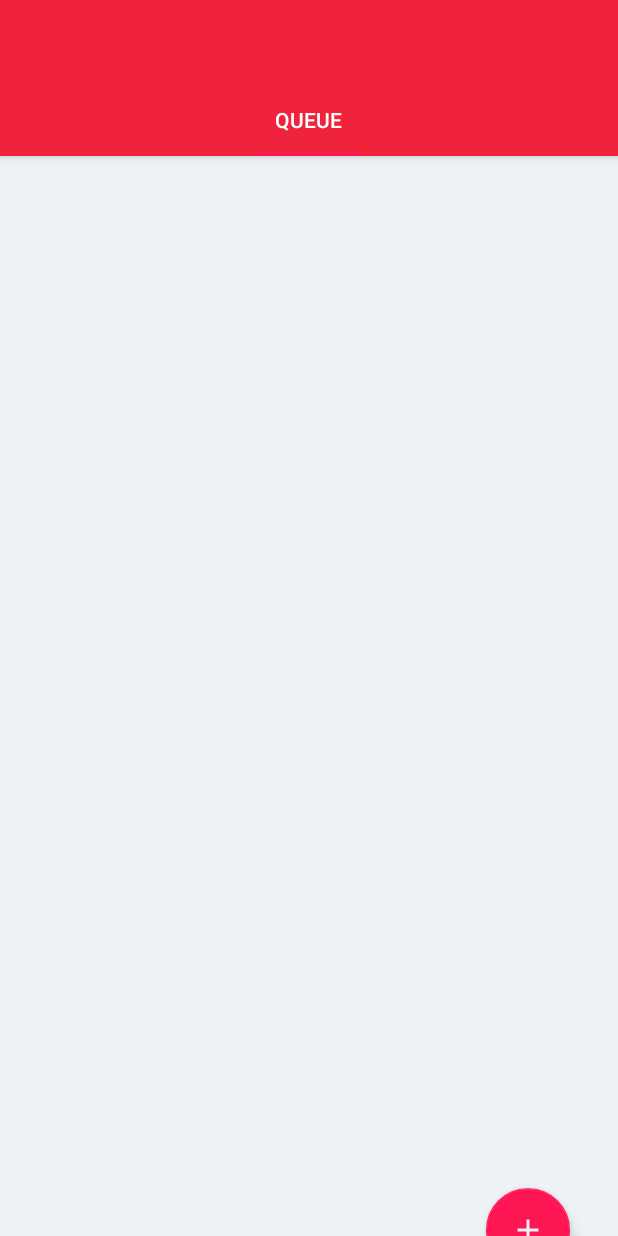
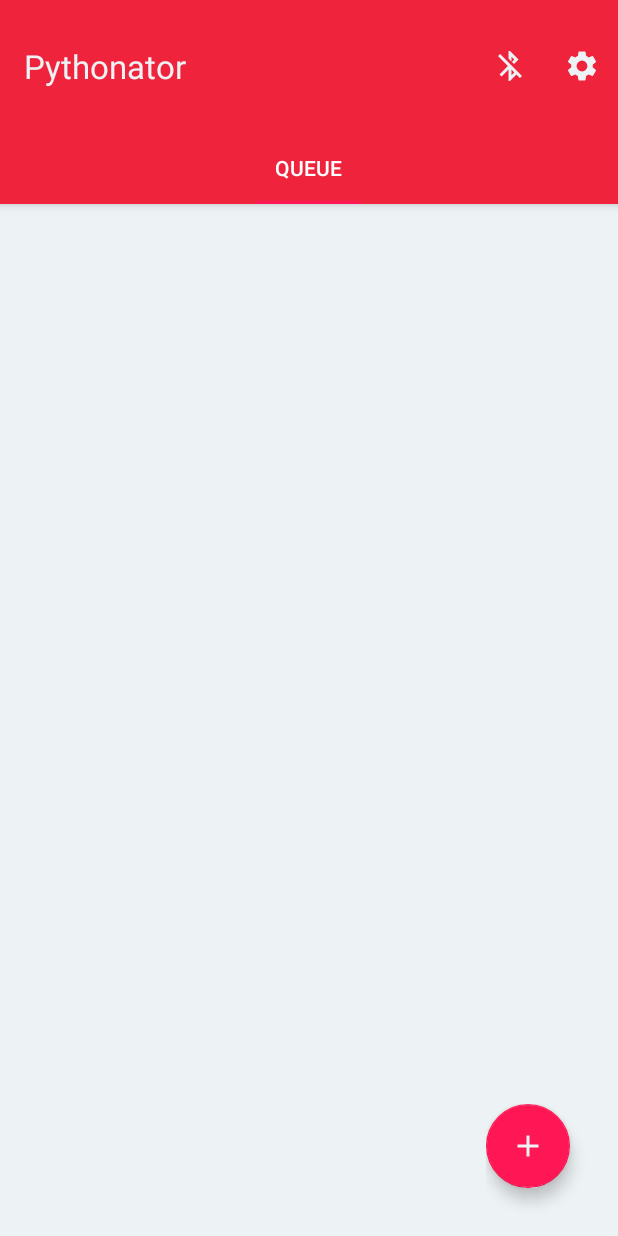
Before and after one commit to Sebastiaan-Alvarez-Rodriguez/Pythonator, an Android app: the screen it shows after launch (MainActivity), on a phone screen of 412 x 824 dp. Run offline under Robolectric (Android 15) with nearby library versions, the phone set to English and light mode, and no system bars.

Commit message:
Made theoretical implementation of bluetooth server, with UI feedback

```diff
--- a/app/app/src/main/AndroidManifest.xml
+++ b/app/app/src/main/AndroidManifest.xml
@@ -3,6 +3,7 @@
     xmlns:tools="http://schemas.android.com/tools"
     package="com.python.pythonator">
 
+    <uses-permission android:name="android.permission.BLUETOOTH_ADMIN" />
     <uses-permission android:name="android.permission.CAMERA" android:required="false"/>
     <uses-permission android:name="android.permission.BLUETOOTH" android:required="true"/>
     <uses-permission android:name="android.permission.READ_EXTERNAL_STORAGE"/>
--- a/app/app/src/main/java/com/python/pythonator/backend/bluetooth/connectListener.java
+++ b/app/app/src/main/java/com/python/pythonator/backend/bluetooth/connectListener.java
@@ -4,5 +4,5 @@ public interface connectListener {
     void noBluetooth();
     void isConnected();
     void isPending();
-    void notFound();
+    void notConnected();
 }
--- a/app/app/src/main/java/com/python/pythonator/ui/main/MainActivity.java
+++ b/app/app/src/main/java/com/python/pythonator/ui/main/MainActivity.java
@@ -2,10 +2,14 @@ package com.python.pythonator.ui.main;
 
 import android.content.Intent;
 import android.os.Bundle;
+import android.view.Menu;
+import android.view.MenuItem;
 import android.view.View;
 
 import androidx.annotation.Nullable;
+import androidx.appcompat.app.ActionBar;
 import androidx.appcompat.app.AppCompatActivity;
+import androidx.appcompat.widget.Toolbar;
 import androidx.viewpager.widget.ViewPager;
 
 import com.google.android.material.snackbar.Snackbar;
@@ -15,26 +19,63 @@ import com.python.pythonator.backend.bluetooth.BluetoothServer;
 import com.python.pythonator.backend.bluetooth.connectListener;
 import com.python.pythonator.ui.main.view.SectionsPagerAdapter;
 
-public class MainActivity extends AppCompatActivity implements connectListener {
+public class MainActivity extends AppCompatActivity implements TabLayout.OnTabSelectedListener, connectListener {
     private View view;
+    private ViewPager view_pager;
+    private TabLayout tab_layout;
+    private MenuItem bluetooth_search;
 
     @Override
     protected void onCreate(Bundle savedInstanceState) {
         super.onCreate(savedInstanceState);
         setContentView(R.layout.activity_main);
-        view = findViewById(R.id.main_layout);
-
-        prepareViewPager();
+        findGlobalViews();
+        setupActionBar();
+        setupViewPager();
 
         BluetoothServer.getServer().activate(this);
     }
 
-    private void prepareViewPager() {
+    private void findGlobalViews() {
+        view_pager = findViewById(R.id.view_pager);
+        view = findViewById(R.id.main_layout);
+        tab_layout = findViewById(R.id.tabs);
+    }
+
+    private void setupViewPager() {
         SectionsPagerAdapter sectionsPagerAdapter = new SectionsPagerAdapter(getSupportFragmentManager());
-        ViewPager viewPager = findViewById(R.id.view_pager);
-        viewPager.setAdapter(sectionsPagerAdapter);
-        TabLayout tabs = findViewById(R.id.tabs);
-        tabs.setupWithViewPager(viewPager);
+        view_pager.setAdapter(sectionsPagerAdapter);
+        tab_layout.setupWithViewPager(view_pager);
+        tab_layout.addOnTabSelectedListener(this);
+    }
+
+    private void setupActionBar() {
+        Toolbar myToolbar = findViewById(R.id.main_toolbar);
+        setSupportActionBar(myToolbar);
+
+        ActionBar actionbar = getSupportActionBar();
+        if (actionbar != null)
+            actionbar.setTitle("Pythonator");
+    }
+
+    @Override
+    public boolean onOptionsItemSelected(MenuItem item) {
+        switch (item.getItemId()) {
+            case R.id.main_menu_settings:
+//                intent = new Intent(this, SettingsActivity.class);
+//                startActivity(intent);
+                break;
+            case R.id.main_menu_bluetooth:
+                break;
+        }
+        return super.onOptionsItemSelected(item);
+    }
+
+    @Override
+    public boolean onCreateOptionsMenu(Menu menu) {
+        getMenuInflater().inflate(R.menu.main_menu, menu);
+        bluetooth_search = menu.findItem(R.id.main_menu_bluetooth);
+        return true;
     }
 
     @Override
@@ -53,21 +94,35 @@ public class MainActivity extends AppCompatActivity implements connectListener {
 
     @Override
     public void noBluetooth() {
+        runOnUiThread(() -> bluetooth_search.setIcon(R.drawable.ic_bluetooth_disabled));
+    }
+
+    @Override
+    public void isConnected() {
+        runOnUiThread(() -> bluetooth_search.setIcon(R.drawable.ic_bluetooth_connected));
+    }
+
+    @Override
+    public void isPending() {
+        runOnUiThread(() -> bluetooth_search.setIcon(R.drawable.ic_bluetooth_searching));
+    }
+
+    @Override
+    public void notConnected() {
+        runOnUiThread(() -> bluetooth_search.setIcon(R.drawable.ic_bluetooth_disabled));
+    }
+
+    @Override
+    public void onTabSelected(TabLayout.Tab tab) {
+    }
+
+    @Override
+    public void onTabUnselected(TabLayout.Tab tab) {
 
     }
 
     @Override
-    public void isConnected() {
-
-    }
-
-    @Override
-    public void isPending() {
-
-    }
-
-    @Override
-    public void notFound() {
+    public void onTabReselected(TabLayout.Tab tab) {
 
     }
 }
--- a/app/app/src/main/java/com/python/pythonator/ui/queue/QueueFragment.java
+++ b/app/app/src/main/java/com/python/pythonator/ui/queue/QueueFragment.java
@@ -64,9 +64,9 @@ public class QueueFragment extends Fragment implements ActionListener {
 
     private void findGlobalViews(View view) {
         queue_list = view.findViewById(R.id.fragment_queue_list);
-        queue_add = view.findViewById(R.id.fragment_queue_add);
-        queue_camera = view.findViewById(R.id.fragment_queue_camera);
-        queue_gallery = view.findViewById(R.id.fragment_queue_gallery);
+        queue_add = getActivity().findViewById(R.id.main_fab_add);
+        queue_camera = getActivity().findViewById(R.id.main_fab_camera);
+        queue_gallery = getActivity().findViewById(R.id.main_fab_gallery);
     }
 
     private void setupButtons() {
--- /dev/null
+++ b/app/app/src/main/res/drawable/ic_bluetooth_connected.xml
@@ -0,0 +1,10 @@
+<vector xmlns:android="http://schemas.android.com/apk/res/android"
+    android:width="24dp"
+    android:height="24dp"
+    android:viewportWidth="24.0"
+    android:viewportHeight="24.0"
+    android:tint="@color/colorWindowBackground">
+    <path
+        android:fillColor="#FF000000"
+        android:pathData="M7,12l-2,-2 -2,2 2,2 2,-2zM17.71,7.71L12,2h-1v7.59L6.41,5 5,6.41 10.59,12 5,17.59 6.41,19 11,14.41L11,22h1l5.71,-5.71 -4.3,-4.29 4.3,-4.29zM13,5.83l1.88,1.88L13,9.59L13,5.83zM14.88,16.29L13,18.17v-3.76l1.88,1.88zM19,10l-2,2 2,2 2,-2 -2,-2z"/>
+</vector>
--- /dev/null
+++ b/app/app/src/main/res/drawable/ic_bluetooth_disabled.xml
@@ -0,0 +1,10 @@
+<vector xmlns:android="http://schemas.android.com/apk/res/android"
+    android:width="24dp"
+    android:height="24dp"
+    android:viewportWidth="24.0"
+    android:viewportHeight="24.0"
+    android:tint="@color/colorWindowBackground">
+    <path
+        android:fillColor="#FF000000"
+        android:pathData="M13,5.83l1.88,1.88 -1.6,1.6 1.41,1.41 3.02,-3.02L12,2h-1v5.03l2,2v-3.2zM5.41,4L4,5.41 10.59,12 5,17.59 6.41,19 11,14.41V22h1l4.29,-4.29 2.3,2.29L20,18.59 5.41,4zM13,18.17v-3.76l1.88,1.88L13,18.17z"/>
+</vector>
--- /dev/null
+++ b/app/app/src/main/res/drawable/ic_bluetooth_searching.xml
@@ -0,0 +1,10 @@
+<vector xmlns:android="http://schemas.android.com/apk/res/android"
+    android:width="24dp"
+    android:height="24dp"
+    android:viewportWidth="24.0"
+    android:viewportHeight="24.0"
+    android:tint="@color/colorWindowBackground">
+    <path
+        android:fillColor="#FF000000"
+        android:pathData="M14.24,12.01l2.32,2.32c0.28,-0.72 0.44,-1.51 0.44,-2.33 0,-0.82 -0.16,-1.59 -0.43,-2.31l-2.33,2.32zM19.53,6.71l-1.26,1.26c0.63,1.21 0.98,2.57 0.98,4.02s-0.36,2.82 -0.98,4.02l1.2,1.2c0.97,-1.54 1.54,-3.36 1.54,-5.31 -0.01,-1.89 -0.55,-3.67 -1.48,-5.19zM15.71,7.71L10,2L9,2v7.59L4.41,5 3,6.41 8.59,12 3,17.59 4.41,19 9,14.41L9,22h1l5.71,-5.71 -4.3,-4.29 4.3,-4.29zM11,5.83l1.88,1.88L11,9.59L11,5.83zM12.88,16.29L11,18.17v-3.76l1.88,1.88z"/>
+</vector>
--- /dev/null
+++ b/app/app/src/main/res/drawable/ic_settings.xml
@@ -0,0 +1,10 @@
+<vector xmlns:android="http://schemas.android.com/apk/res/android"
+        android:width="24dp"
+        android:height="24dp"
+        android:viewportWidth="24"
+        android:viewportHeight="24"
+        android:tint="@color/colorWindowBackground">
+    <path
+        android:fillColor="#FF000000"
+        android:pathData="M19.1,12.9a2.8,2.8 0,0 0,0.1 -0.9,2.8 2.8,0 0,0 -0.1,-0.9l2.1,-1.6a0.7,0.7 0,0 0,0.1 -0.6L19.4,5.5a0.7,0.7 0,0 0,-0.6 -0.2l-2.4,1a6.5,6.5 0,0 0,-1.6 -0.9l-0.4,-2.6a0.5,0.5 0,0 0,-0.5 -0.4H10.1a0.5,0.5 0,0 0,-0.5 0.4L9.3,5.4a5.6,5.6 0,0 0,-1.7 0.9l-2.4,-1a0.4,0.4 0,0 0,-0.5 0.2l-2,3.4c-0.1,0.2 0,0.4 0.2,0.6l2,1.6a2.8,2.8 0,0 0,-0.1 0.9,2.8 2.8,0 0,0 0.1,0.9L2.8,14.5a0.7,0.7 0,0 0,-0.1 0.6l1.9,3.4a0.7,0.7 0,0 0,0.6 0.2l2.4,-1a6.5,6.5 0,0 0,1.6 0.9l0.4,2.6a0.5,0.5 0,0 0,0.5 0.4h3.8a0.5,0.5 0,0 0,0.5 -0.4l0.3,-2.6a5.6,5.6 0,0 0,1.7 -0.9l2.4,1a0.4,0.4 0,0 0,0.5 -0.2l2,-3.4c0.1,-0.2 0,-0.4 -0.2,-0.6ZM12,15.6A3.6,3.6 0,1 1,15.6 12,3.6 3.6,0 0,1 12,15.6Z"/>
+</vector>
--- a/app/app/src/main/res/layout/activity_main.xml
+++ b/app/app/src/main/res/layout/activity_main.xml
@@ -35,4 +35,39 @@
             android:background="?attr/colorPrimary" />
     </com.google.android.material.appbar.AppBarLayout>
 
+    <LinearLayout
+        android:layout_width="wrap_content"
+        android:layout_height="wrap_content"
+        android:orientation="vertical"
+        android:layout_gravity="bottom|end"
+        android:animateLayoutChanges="true">
+
+        <com.google.android.material.floatingactionbutton.FloatingActionButton
+            android:id="@+id/main_fab_camera"
+            android:layout_width="wrap_content"
+            android:layout_height="wrap_content"
+            android:layout_marginEnd="32dp"
+            android:layout_marginBottom="32dp"
+            android:clickable="true"
+            app:srcCompat="@android:drawable/ic_menu_camera" />
+
+        <com.google.android.material.floatingactionbutton.FloatingActionButton
+            android:id="@+id/main_fab_gallery"
+            android:layout_width="wrap_content"
+            android:layout_height="wrap_content"
+            android:layout_marginEnd="32dp"
+            android:layout_marginBottom="32dp"
+            android:clickable="true"
+            app:srcCompat="@android:drawable/ic_menu_gallery" />
+
+        <com.google.android.material.floatingactionbutton.FloatingActionButton
+            android:id="@+id/main_fab_add"
+            android:layout_width="wrap_content"
+            android:layout_height="wrap_content"
+            android:layout_marginEnd="32dp"
+            android:layout_marginBottom="32dp"
+            android:clickable="true"
+            app:srcCompat="@drawable/ic_add" />
+
+    </LinearLayout>
 </androidx.coordinatorlayout.widget.CoordinatorLayout>
--- a/app/app/src/main/res/layout/fragment_queue.xml
+++ b/app/app/src/main/res/layout/fragment_queue.xml
@@ -28,37 +28,4 @@
         app:layout_constraintTop_toBottomOf="@+id/include"
         app:layout_behavior="@string/appbar_scrolling_view_behavior"/>
 
-    <com.google.android.material.floatingactionbutton.FloatingActionButton
-        android:id="@+id/fragment_queue_add"
-        android:layout_width="wrap_content"
-        android:layout_height="wrap_content"
-        android:layout_marginEnd="32dp"
-        android:layout_marginBottom="32dp"
-        android:clickable="true"
-        app:layout_constraintBottom_toBottomOf="parent"
-        app:layout_constraintEnd_toEndOf="parent"
-        app:srcCompat="@drawable/ic_add" />
-
-    <com.google.android.material.floatingactionbutton.FloatingActionButton
-        android:id="@+id/fragment_queue_gallery"
-        android:layout_width="wrap_content"
-        android:layout_height="wrap_content"
-        android:layout_marginEnd="32dp"
-        android:layout_marginBottom="32dp"
-        android:clickable="true"
-        app:layout_constraintBottom_toTopOf="@+id/fragment_queue_add"
-        app:layout_constraintEnd_toEndOf="parent"
-        app:srcCompat="@android:drawable/ic_menu_gallery" />
-
-    <com.google.android.material.floatingactionbutton.FloatingActionButton
-        android:id="@+id/fragment_queue_camera"
-        android:layout_width="wrap_content"
-        android:layout_height="wrap_content"
-        android:layout_marginEnd="32dp"
-        android:layout_marginBottom="32dp"
-        android:clickable="true"
-        app:layout_constraintBottom_toTopOf="@+id/fragment_queue_gallery"
-        app:layout_constraintEnd_toEndOf="parent"
-        app:srcCompat="@android:drawable/ic_menu_camera" />
-
 </androidx.constraintlayout.widget.ConstraintLayout>
--- /dev/null
+++ b/app/app/src/main/res/menu/main_menu.xml
@@ -0,0 +1,16 @@
+<?xml version="1.0" encoding="utf-8"?>
+<menu xmlns:android="http://schemas.android.com/apk/res/android"
+    xmlns:app="http://schemas.android.com/apk/res-auto">
+    <item
+        android:id="@+id/main_menu_bluetooth"
+        android:icon="@drawable/ic_bluetooth_disabled"
+        android:title="barcode"
+        app:showAsAction="always">
+    </item>
+
+    <item android:id="@+id/main_menu_settings"
+        android:title="settings"
+        android:icon="@drawable/ic_settings"
+        app:showAsAction="always">
+    </item>
+</menu>
```
Also changed, not shown: app/app/src/main/java/com/python/pythonator/backend/bluetooth/BluetoothServer.java (+54 -16 lines), app/app/src/main/java/com/python/pythonator/structures/Image.java (+21 -0 lines).
